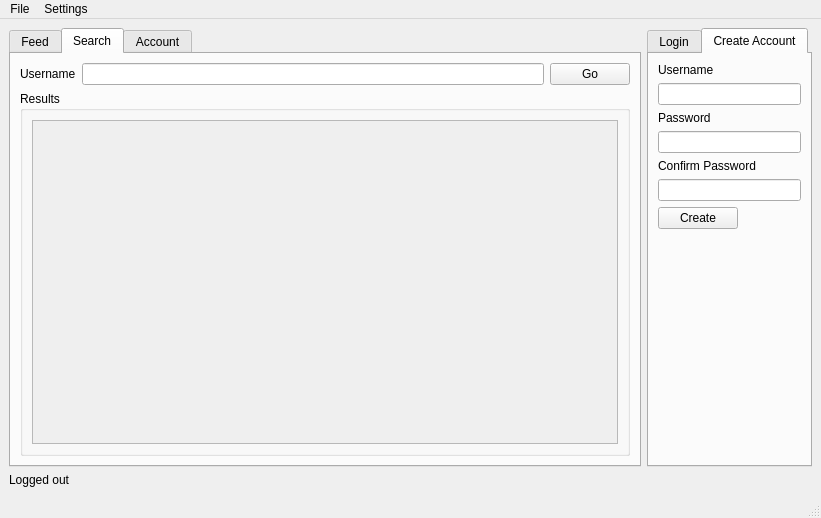
Above: gui.ui from aaronkopplin/Metallic before the change. Below: the same form after it.
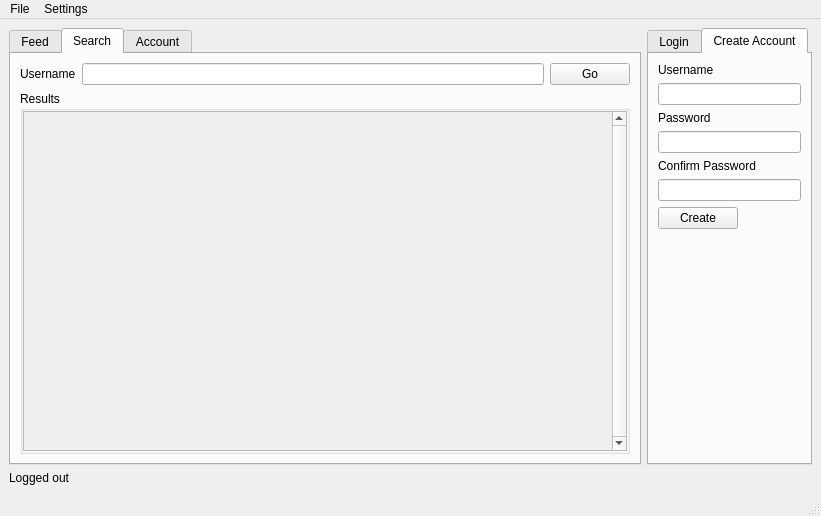
That is the form after the change. The open tabs and pages were chosen to show the change. Icons and pictures are not drawn.

```diff
--- a/gui.ui
+++ b/gui.ui
@@ -7,7 +7,7 @@
     <x>0</x>
     <y>0</y>
     <width>821</width>
-    <height>518</height>
+    <height>516</height>
    </rect>
   </property>
   <property name="windowTitle">
@@ -115,8 +115,23 @@
              <string>Results</string>
             </property>
             <layout class="QVBoxLayout" name="verticalLayout_3">
+             <property name="leftMargin">
+              <number>0</number>
+             </property>
+             <property name="topMargin">
+              <number>0</number>
+             </property>
+             <property name="rightMargin">
+              <number>0</number>
+             </property>
+             <property name="bottomMargin">
+              <number>0</number>
+             </property>
              <item>
               <widget class="QScrollArea" name="results_scroll_area">
+               <property name="verticalScrollBarPolicy">
+                <enum>Qt::ScrollBarAlwaysOn</enum>
+               </property>
                <property name="widgetResizable">
                 <bool>true</bool>
                </property>
@@ -125,10 +140,29 @@
                  <rect>
                   <x>0</x>
                   <y>0</y>
-                  <width>98</width>
-                  <height>28</height>
+                  <width>571</width>
+                  <height>329</height>
                  </rect>
                 </property>
+                <layout class="QVBoxLayout" name="verticalLayout_12">
+                 <item>
+                  <layout class="QVBoxLayout" name="results_vertical_layout">
+                   <item>
+                    <spacer name="verticalSpacer_2">
+                     <property name="orientation">
+                      <enum>Qt::Vertical</enum>
+                     </property>
+                     <property name="sizeHint" stdset="0">
+                      <size>
+                       <width>20</width>
+                       <height>40</height>
+                      </size>
+                     </property>
+                    </spacer>
+                   </item>
+                  </layout>
+                 </item>
+                </layout>
                </widget>
               </widget>
              </item>
```
Left out of the diff: 12 changed lines with no effect on the pictures.
